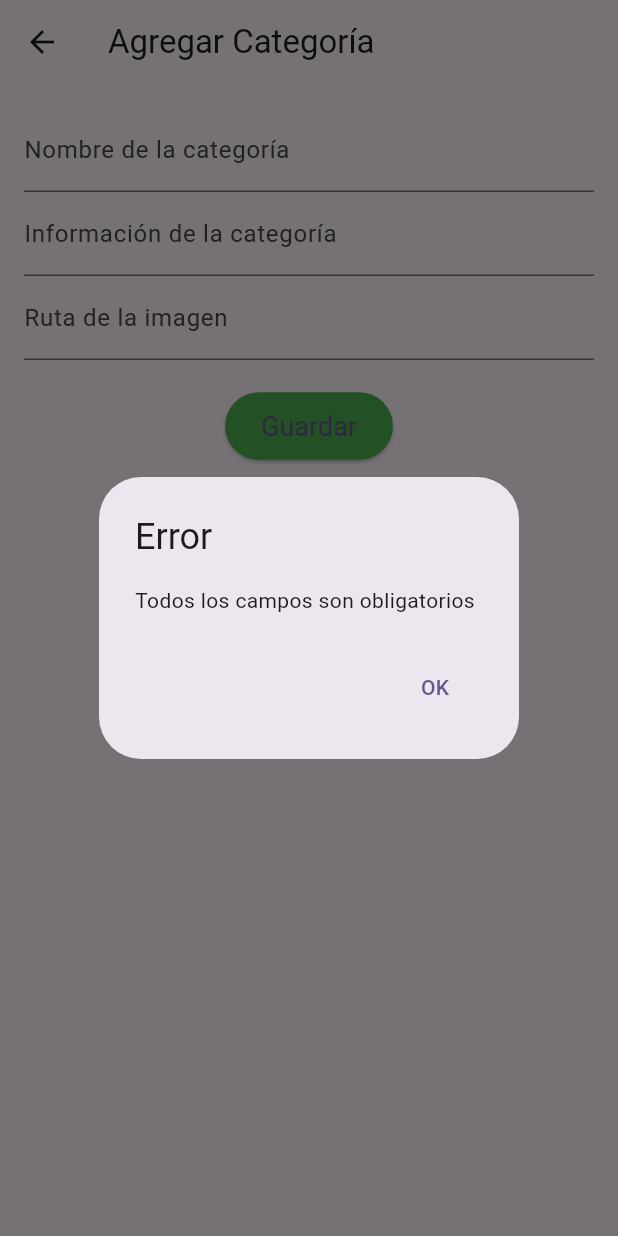
After one commit to Ruedarent-AplicacionesMoviles/front-ruedarent-flutter, a Flutter app: the AddCategoryPage screen opened by its route, after a tap on "Guardar", on a phone screen of 412 x 824 dp. The commit adds this screen. Run offline on Flutter 3.47's test engine with Material 3 defaults, Android fonts, the phone set to English and light mode, and no system bars; our stand-ins replace flutter_bloc, fluttertoast, rxdart, sqflite; accounts and stored records are empty.

```diff
--- a/lib/src/data/models/vehicle_type_model.dart
+++ b/lib/src/data/models/vehicle_type_model.dart
@@ -1,25 +1,39 @@
-// src/data/models/vehicle_type_model.dart
-
 class VehicleTypeModel {
   final int? id;
-  final String name; // e.g., 'bicycle', 'scooter', 'electric motorcycle'
+  final String name; // Nombre de la categoría (e.g., 'Bicycle', 'Scooter', etc.)
+  final String? info; // Información adicional o descripción
+  final String? image; // URL o ruta de la imagen representativa
 
   VehicleTypeModel({
     this.id,
     required this.name,
+    this.info,
+    this.image,
   });
 
+  // Método para convertir el modelo a Map (para insertar/actualizar en la base de datos)
   Map<String, dynamic> toMap() {
     return {
       'id': id,
       'name': name,
+      'info': info,
+      'image': image,
     };
   }
 
+  // Método para crear una instancia de VehicleTypeModel desde un Map (cuando se lee de la base de datos)
   factory VehicleTypeModel.fromMap(Map<String, dynamic> map) {
     return VehicleTypeModel(
       id: map['id'],
       name: map['name'],
+      info: map['info'],
+      image: map['image'],
     );
   }
+
+  // Método adicional para obtener una representación en formato String (opcional, útil para debug)
+  @override
+  String toString() {
+    return 'VehicleTypeModel{id: $id, name: $name, info: $info, image: $image}';
+  }
 }
--- /dev/null
+++ b/lib/src/presentation/pages/owner/vehicles/AddCategoryPage.dart
@@ -0,0 +1,96 @@
+import 'package:flutter/material.dart';
+import 'package:front_ruedarent_flutter/src/data/models/vehicle_type_model.dart';
+import 'package:front_ruedarent_flutter/src/data/repositories/vehicle_type_repository.dart';
+
+class AddCategoryPage extends StatelessWidget {
+  final TextEditingController _nameController = TextEditingController();
+  final TextEditingController _infoController = TextEditingController();
+  final TextEditingController _imageController = TextEditingController();
+
+  @override
+  Widget build(BuildContext context) {
+    return Scaffold(
+      appBar: AppBar(
+        title: const Text('Agregar Categoría'),
+      ),
+      body: Padding(
+        padding: const EdgeInsets.all(16.0),
+        child: SingleChildScrollView( // Permite el desplazamiento si el contenido es largo
+          child: Column(
+            children: [
+              TextField(
+                controller: _nameController,
+                decoration: const InputDecoration(labelText: 'Nombre de la categoría'),
+              ),
+              TextField(
+                controller: _infoController,
+                decoration: const InputDecoration(labelText: 'Información de la categoría'),
+              ),
+              TextField(
+                controller: _imageController,
+                decoration: const InputDecoration(labelText: 'Ruta de la imagen'),
+              ),
+              const SizedBox(height: 20),
+              ElevatedButton(
+                onPressed: () async {
+                  // Validar que los campos no estén vacíos
+                  if (_nameController.text.isEmpty ||
+                      _infoController.text.isEmpty ||
+                      _imageController.text.isEmpty) {
+                    _showErrorDialog(context, 'Todos los campos son obligatorios');
+                    return;
+                  }
+
+                  // Crear una instancia de VehicleTypeModel
+                  final newCategory = VehicleTypeModel(
+                    name: _nameController.text,
+                    info: _infoController.text,
+                    image: _imageController.text,
+                  );
+
+                  try {
+                    // Insertar la nueva categoría utilizando el repositorio
+                    await VehicleTypeRepository().insertVehicleType(newCategory.toMap());
+                    // Volver a la pantalla anterior y actualizar la lista
+                    Navigator.pop(context, true);
+                  } catch (e) {
+                    // Imprimir el error exacto para depurar
+                    print('Error al guardar la categoría: $e');
+                    _showErrorDialog(context, 'Hubo un error al guardar la categoría');
+                  }
+                },
+                child: const Text('Guardar'),
+                style: ElevatedButton.styleFrom(
+                  backgroundColor: Colors.green,
+                  padding: const EdgeInsets.symmetric(horizontal: 24, vertical: 12),
+                  textStyle: const TextStyle(fontSize: 18),
+                ),
+              ),
+            ],
+          ),
+        ),
+      ),
+    );
+  }
+
+  // Método para mostrar un cuadro de diálogo con un mensaje de error
+  void _showErrorDialog(BuildContext context, String message) {
+    showDialog(
+      context: context,
+      builder: (BuildContext context) {
+        return AlertDialog(
+          title: const Text('Error'),
+          content: Text(message),
+          actions: <Widget>[
+            TextButton(
+              child: const Text('OK'),
+              onPressed: () {
+                Navigator.of(context).pop();
+              },
+            ),
+          ],
+        );
+      },
+    );
+  }
+}
```
Also changed, not shown: lib/main.dart (+16 -11 lines), lib/src/data/database/database_helper.dart (+18 -5 lines), lib/src/data/models/vehicle_model.dart (+9 -1 lines), lib/src/data/repositories/vehicle_type_repository.dart (+41 -35 lines), lib/src/presentation/pages/owner/vehicles/VehiclesPage.dart (+57 -57 lines), 3 other files.
